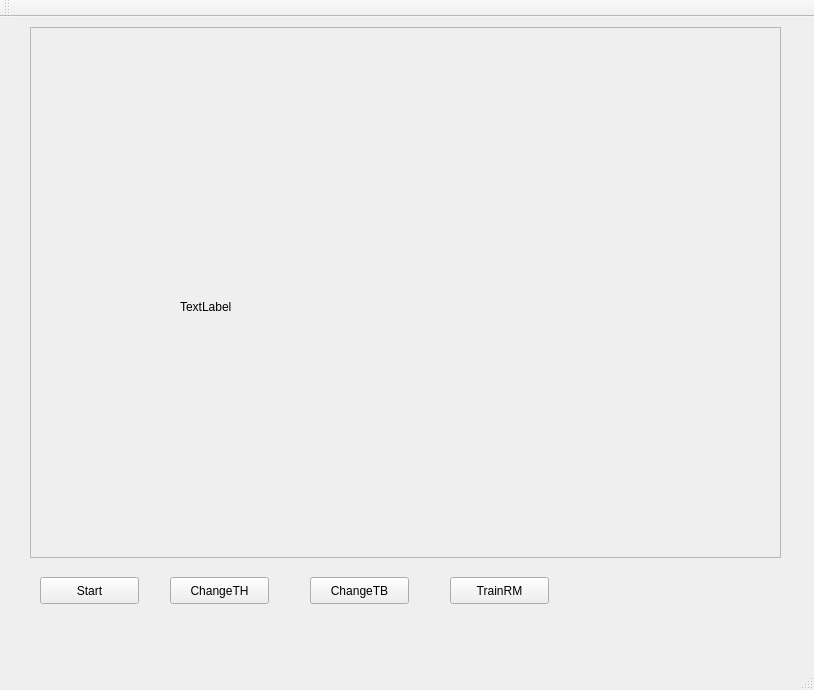
The window that Baocao/0306/TranCapstone/mainwindow.ui (nicknguyen071093/CapstoneProject) describes before a commit, drawn with Qt 5.
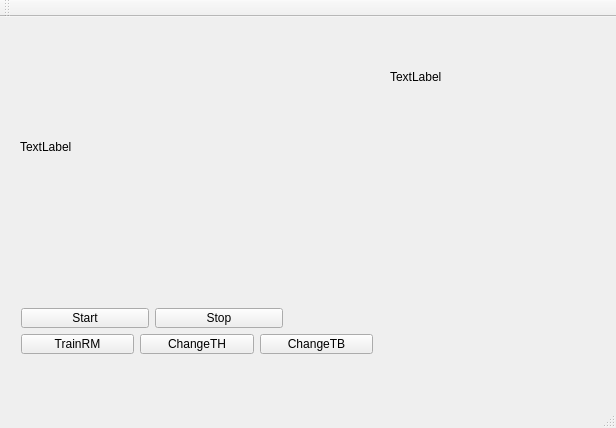
The same window after the commit.

Diff of the .ui file:
```diff
--- a/Baocao/0306/TranCapstone/mainwindow.ui
+++ b/Baocao/0306/TranCapstone/mainwindow.ui
@@ -6,95 +6,123 @@
    <rect>
     <x>0</x>
     <y>0</y>
-    <width>814</width>
-    <height>690</height>
+    <width>616</width>
+    <height>428</height>
    </rect>
   </property>
   <property name="windowTitle">
    <string>MainWindow</string>
   </property>
   <widget class="QWidget" name="centralWidget">
-   <widget class="QFrame" name="frame">
+   <widget class="QLabel" name="label">
     <property name="geometry">
      <rect>
-      <x>30</x>
+      <x>20</x>
       <y>10</y>
-      <width>751</width>
-      <height>531</height>
+      <width>320</width>
+      <height>240</height>
      </rect>
     </property>
-    <property name="frameShape">
-     <enum>QFrame::StyledPanel</enum>
-    </property>
-    <property name="frameShadow">
-     <enum>QFrame::Raised</enum>
-    </property>
-    <widget class="QLabel" name="label">
-     <property name="geometry">
-      <rect>
-       <x>150</x>
-       <y>160</y>
-       <width>320</width>
-       <height>240</height>
-      </rect>
-     </property>
-     <property name="text">
-      <string>TextLabel</string>
-     </property>
-    </widget>
-   </widget>
-   <widget class="QPushButton" name="pushButton">
-    <property name="geometry">
-     <rect>
-      <x>40</x>
-      <y>560</y>
-      <width>99</width>
-      <height>27</height>
-     </rect>
-    </property>
     <property name="text">
-     <string>Start</string>
+     <string>TextLabel</string>
     </property>
    </widget>
-   <widget class="QPushButton" name="pushButton_2">
+   <widget class="QLabel" name="label_2">
     <property name="geometry">
      <rect>
-      <x>170</x>
-      <y>560</y>
-      <width>99</width>
-      <height>27</height>
+      <x>390</x>
+      <y>10</y>
+      <width>100</width>
+      <height>100</height>
      </rect>
     </property>
     <property name="text">
-     <string>ChangeTH</string>
+     <string>TextLabel</string>
     </property>
    </widget>
-   <widget class="QPushButton" name="pushButton_3">
+   <widget class="QWidget" name="">
     <property name="geometry">
      <rect>
-      <x>310</x>
-      <y>560</y>
-      <width>99</width>
-      <height>27</height>
+      <x>10</x>
+      <y>280</y>
+      <width>374</width>
+      <height>68</height>
      </rect>
     </property>
-    <property name="text">
-     <string>ChangeTB</string>
-    </property>
+    <layout class="QVBoxLayout" name="verticalLayout">
+     <item>
+      <layout class="QHBoxLayout" name="horizontalLayout_3">
+       <item>
+        <layout class="QHBoxLayout" name="horizontalLayout">
+         <item>
+          <widget class="QPushButton" name="pushButton">
+           <property name="text">
+            <string>Start</string>
+           </property>
+          </widget>
+         </item>
+         <item>
+          <widget class="QPushButton" name="pushButton_5">
+           <property name="text">
+            <string>Stop</string>
+           </property>
+          </widget>
+         </item>
+         <item>
+          <spacer name="horizontalSpacer">
+           <property name="orientation">
+            <enum>Qt::Horizontal</enum>
+           </property>
+           <property name="sizeType">
+            <enum>QSizePolicy::Fixed</enum>
+           </property>
+           <property name="sizeHint" stdset="0">
+            <size>
+             <width>90</width>
+             <height>20</height>
+            </size>
+           </property>
+          </spacer>
+         </item>
+        </layout>
+       </item>
+      </layout>
+     </item>
+     <item>
+      <layout class="QHBoxLayout" name="horizontalLayout_2">
+       <item>
+        <widget class="QPushButton" name="pushButton_4">
+         <property name="text">
+          <string>TrainRM</string>
+         </property>
+        </widget>
+       </item>
+       <item>
+        <widget class="QPushButton" name="pushButton_2">
+         <property name="text">
+          <string>ChangeTH</string>
+         </property>
+        </widget>
+       </item>
+       <item>
+        <widget class="QPushButton" name="pushButton_3">
+         <property name="text">
+          <string>ChangeTB</string>
+         </property>
+        </widget>
+       </item>
+      </layout>
+     </item>
+    </layout>
    </widget>
-   <widget class="QPushButton" name="pushButton_4">
-    <property name="geometry">
-     <rect>
-      <x>450</x>
-      <y>560</y>
-      <width>99</width>
-      <height>27</height>
-     </rect>
-    </property>
-    <property name="text">
-     <string>TrainRM</string>
-    </property>
-   </widget>
+   <zorder>pushButton</zorder>
+   <zorder>pushButton_2</zorder>
+   <zorder>pushButton_3</zorder>
+   <zorder>pushButton_4</zorder>
+   <zorder>pushButton_5</zorder>
+   <zorder>label</zorder>
+   <zorder>label_2</zorder>
+   <zorder></zorder>
   </widget>
   <widget class="QMenuBar" name="menuBar">
    <property name="geometry">
```
Left out of the diff: 2 changed lines with no effect on the pictures.
